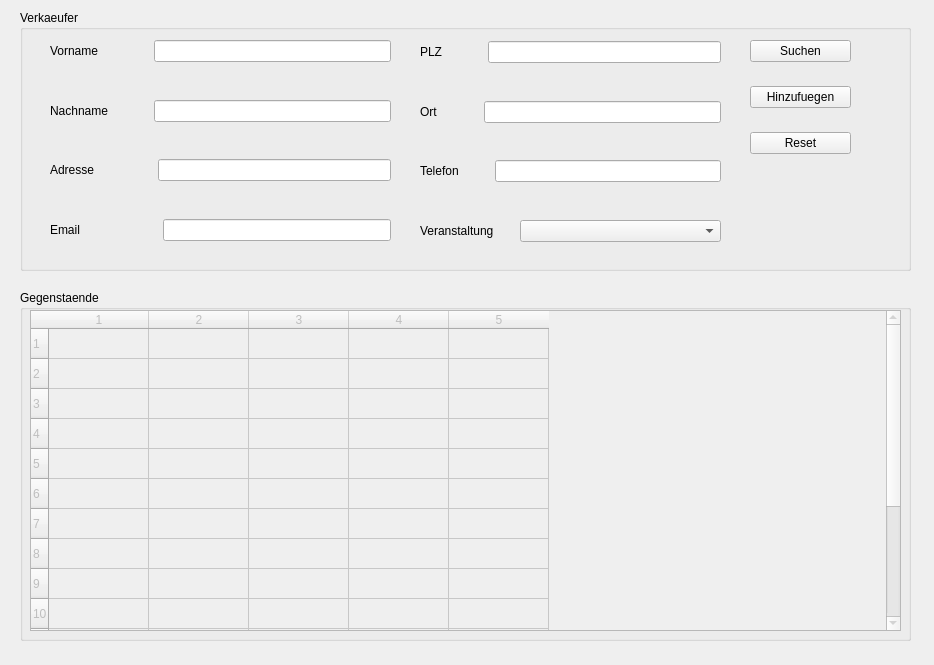
Qt form iBasar/sellerregistrationwidget.ui (hoihrig/iBasar) before a commit.
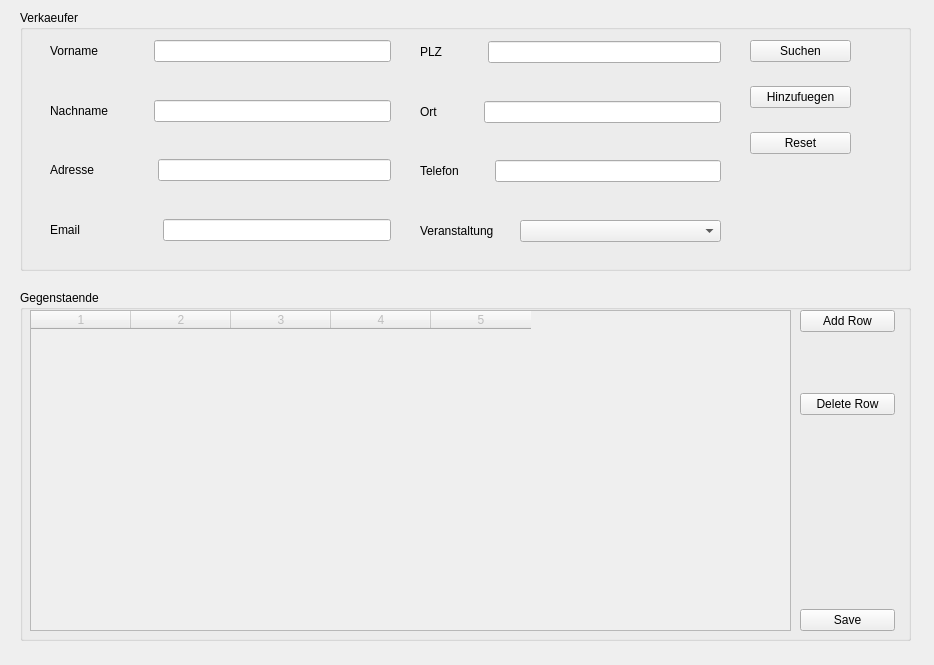
The same form after that commit.

Commit message:
Improved Table in SellerRegistrationWidget
Added Button to AddRows
Added Button to Delete Rows
Added Button to Save everything to database
Set Default created Rows to 5

```diff
--- a/iBasar/sellerregistrationwidget.ui
+++ b/iBasar/sellerregistrationwidget.ui
@@ -527,38 +527,81 @@
      <rect>
       <x>10</x>
       <y>20</y>
-      <width>871</width>
+      <width>761</width>
       <height>321</height>
      </rect>
     </property>
     <property name="rowCount">
-     <number>16</number>
+     <number>0</number>
     </property>
     <property name="columnCount">
      <number>5</number>
     </property>
-    <row/>
-    <row/>
-    <row/>
-    <row/>
-    <row/>
-    <row/>
-    <row/>
-    <row/>
-    <row/>
-    <row/>
-    <row/>
-    <row/>
-    <row/>
-    <row/>
-    <row/>
-    <row/>
     <column/>
     <column/>
     <column/>
     <column/>
     <column/>
    </widget>
+   <widget class="QWidget" name="">
+    <property name="geometry">
+     <rect>
+      <x>780</x>
+      <y>20</y>
+      <width>95</width>
+      <height>321</height>
+     </rect>
+    </property>
+    <layout class="QVBoxLayout" name="verticalLayout_4">
+     <item>
+      <widget class="QPushButton" name="addRowbtn">
+       <property name="text">
+        <string>Add Row</string>
+       </property>
+      </widget>
+     </item>
+     <item>
+      <spacer name="verticalSpacer_9">
+       <property name="orientation">
+        <enum>Qt::Vertical</enum>
+       </property>
+       <property name="sizeHint" stdset="0">
+        <size>
+         <width>20</width>
+         <height>10</height>
+        </size>
+       </property>
+      </spacer>
+     </item>
+     <item>
+      <widget class="QPushButton" name="delRowbtn">
+       <property name="text">
+        <string>Delete Row</string>
+       </property>
+      </widget>
+     </item>
+     <item>
+      <spacer name="verticalSpacer_10">
+       <property name="orientation">
+        <enum>Qt::Vertical</enum>
+       </property>
+       <property name="sizeHint" stdset="0">
+        <size>
+         <width>20</width>
+         <height>188</height>
+        </size>
+       </property>
+      </spacer>
+     </item>
+     <item>
+      <widget class="QPushButton" name="savetblbtn">
+       <property name="text">
+        <string>Save</string>
+       </property>
+      </widget>
+     </item>
+    </layout>
+   </widget>
   </widget>
  </widget>
  <resources/>
```
The commit also changes 2 other files.
